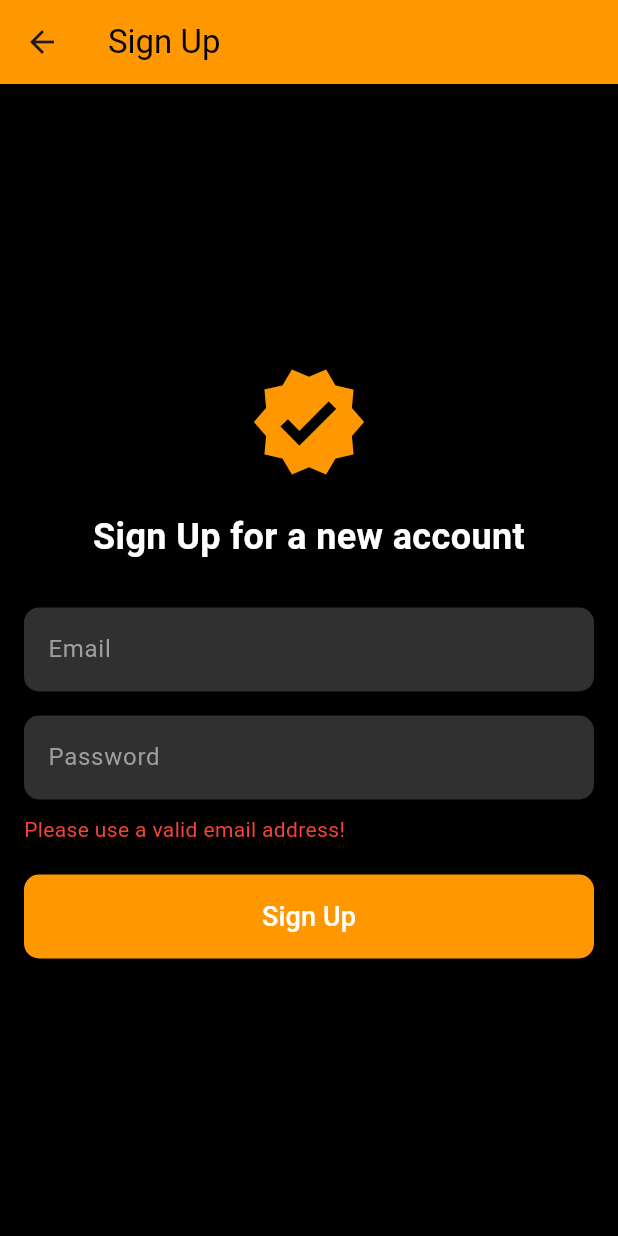
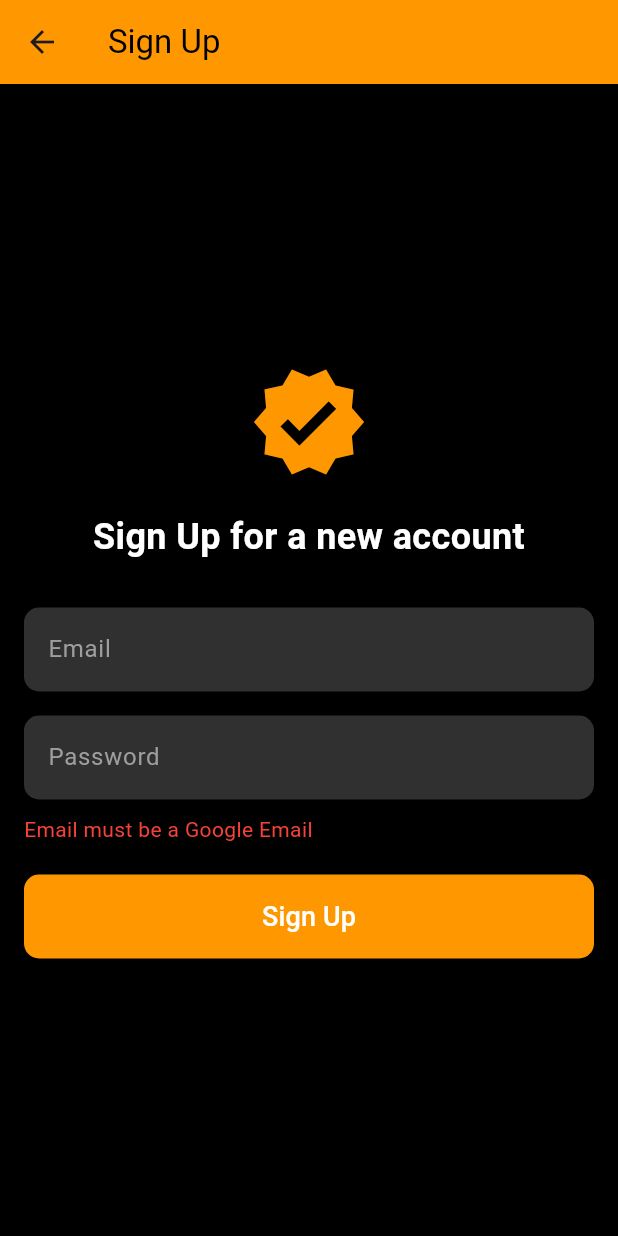
Before and after one commit to BRL-TRAINEES/auth_shash, a Flutter app: the SignUp screen opened directly, after a tap on "Sign Up", on a phone screen of 412 x 824 dp. Run offline on Flutter 3.47's test engine with Material 3 defaults, Android fonts, the phone set to English and light mode, and no system bars; our stand-ins replace firebase_auth, firebase_core, get, google_sign_in; accounts and stored records are empty; network calls fail.

Commit message:
google fix

```diff
--- a/lib/signup.dart
+++ b/lib/signup.dart
@@ -43,9 +43,9 @@ class _SignUpState extends State<SignUp> {
   signup() async {
     String emailText = email.text.trim();
 
-    if (!emailText.contains('@') || !emailText.contains('.')) {
+    if (!emailText.contains('@gmail.com')) {
       setState(() {
-        errorMessage = 'Please use a valid email address!';
+        errorMessage = 'Email must be a Google Email';
       });
       return;
     }
--- a/lib/wrapper.dart
+++ b/lib/wrapper.dart
@@ -24,10 +24,11 @@ class _WrapperState extends State<Wrapper> {
             print(snapshot.data);
             if(snapshot.data!.emailVerified)
             {
-            return Login();
+            return HomePage();
           } else {
             return Verify();
           }
+
           }return Login();
 
         },
```
